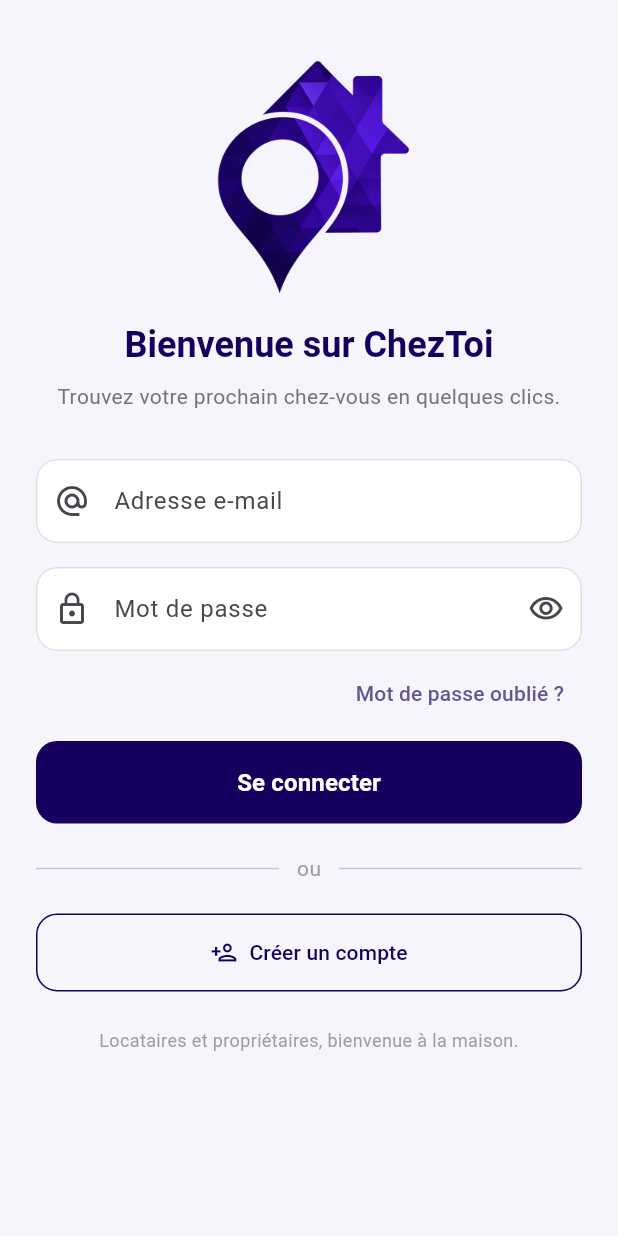
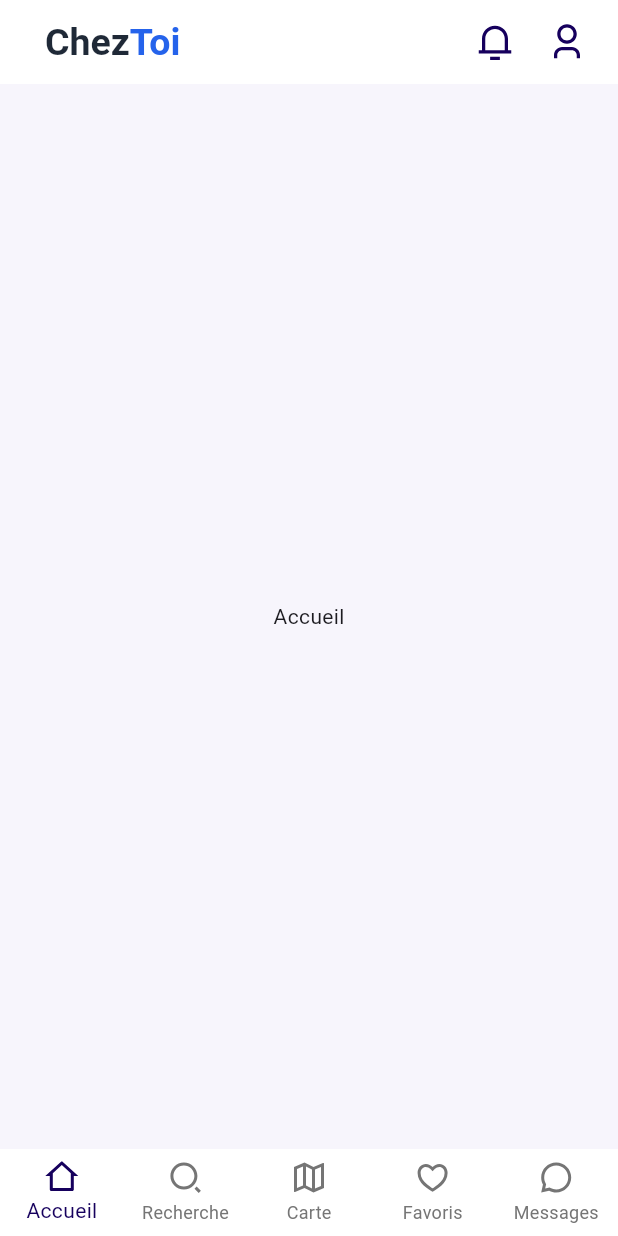
Before and after one commit to BlackHat-crypto02/ChezToi, a Flutter app: the screen it shows after launch, on a phone screen of 412 x 824 dp. Run offline on Flutter 3.47's test engine with Material 3 defaults, Android fonts, the phone set to English and light mode, and no system bars; our stand-ins replace material_ui, remixicon.

Commit message:
ajout des navigation du locataire et evolution sur sa page connection

```diff
--- a/cheztoi/lib/auth/connection.dart
+++ b/cheztoi/lib/auth/connection.dart
@@ -1,4 +1,4 @@
-import 'package:cheztoi/auth/auth_style.dart';
+import 'package:cheztoi/widget/styles.dart';
 import 'package:cheztoi/auth/inscription.dart';
 import 'package:material_ui/material_ui.dart';
 
@@ -63,7 +63,7 @@ class _ConnectionState extends State<Connection> {
   @override
   Widget build(BuildContext context) {
     return Scaffold(
-      backgroundColor: AuthStyle.fond,
+      backgroundColor: Styles.fond,
       body: SafeArea(
         child: LayoutBuilder(
           builder: (context, constraints) {
@@ -92,7 +92,7 @@ class _ConnectionState extends State<Connection> {
                           'Bienvenue sur ChezToi',
                           textAlign: TextAlign.center,
                           style: Theme.of(context).textTheme.headlineSmall?.copyWith(
-                                color: AuthStyle.violet,
+                                color: Styles.violet,
                                 fontWeight: FontWeight.bold,
                               ),
                         ),
@@ -117,10 +117,10 @@ class _ConnectionState extends State<Connection> {
                             prefixIcon: const Icon(Icons.alternate_email),
                             filled: true,
                             fillColor: Colors.white,
-                            border: AuthStyle.border(Colors.grey.shade300),
-                            enabledBorder: AuthStyle.border(Colors.grey.shade300),
+                            border: Styles.border(Colors.grey.shade300),
+                            enabledBorder: Styles.border(Colors.grey.shade300),
                             focusedBorder:
-                                AuthStyle.border(AuthStyle.violet, width: 2),
+                                Styles.border(Styles.violet, width: 2),
                           ),
                           validator: (value) {
                             final text = value?.trim() ?? '';
@@ -146,10 +146,10 @@ class _ConnectionState extends State<Connection> {
                             prefixIcon: const Icon(Icons.lock_outline),
                             filled: true,
                             fillColor: Colors.white,
-                            border: AuthStyle.border(Colors.grey.shade300),
-                            enabledBorder: AuthStyle.border(Colors.grey.shade300),
+                            border: Styles.border(Colors.grey.shade300),
+                            enabledBorder: Styles.border(Colors.grey.shade300),
                             focusedBorder:
-                                AuthStyle.border(AuthStyle.violet, width: 2),
+                                Styles.border(Styles.violet, width: 2),
                             suffixIcon: IconButton(
                               icon: Icon(
                                 _obscurePassword
@@ -185,7 +185,7 @@ class _ConnectionState extends State<Connection> {
                         FilledButton(
                           onPressed: _isLoading ? null : _seConnecter,
                           style: FilledButton.styleFrom(
-                            backgroundColor: AuthStyle.violet,
+                            backgroundColor: Styles.violet,
                             foregroundColor: Colors.white,
                             padding: const EdgeInsets.symmetric(vertical: 16),
                             shape: RoundedRectangleBorder(
@@ -231,8 +231,8 @@ class _ConnectionState extends State<Connection> {
                           icon: const Icon(Icons.person_add_outlined),
                           label: const Text('Créer un compte'),
                           style: OutlinedButton.styleFrom(
-                            foregroundColor: AuthStyle.violet,
-                            side: const BorderSide(color: AuthStyle.violet),
+                            foregroundColor: Styles.violet,
+                            side: const BorderSide(color: Styles.violet),
                             padding: const EdgeInsets.symmetric(vertical: 16),
                             shape: RoundedRectangleBorder(
                               borderRadius: BorderRadius.circular(14),
--- a/cheztoi/lib/main.dart
+++ b/cheztoi/lib/main.dart
@@ -1,4 +1,4 @@
-import 'package:cheztoi/auth/connection.dart';
+import 'package:cheztoi/views/locataire/navigation_locataire.dart';
 import 'package:material_ui/material_ui.dart';
 
 void main() {
@@ -17,7 +17,7 @@ class MyApp extends StatelessWidget {
         colorScheme: .fromSeed(seedColor: const Color(0xFF16005D)),
         useMaterial3: true,
       ),
-      home: const Connection(),
+      home: const NavigationLocataire(),
       debugShowCheckedModeBanner: false,
     );
   }
--- /dev/null
+++ b/cheztoi/lib/views/locataire/navigation_locataire.dart
@@ -0,0 +1,83 @@
+import 'package:cheztoi/views/locataire/ongles/accueil.dart';
+import 'package:cheztoi/widget/styles.dart';
+import 'package:cheztoi/views/locataire/ongles/carte.dart';
+import 'package:cheztoi/views/locataire/ongles/favoris.dart';
+import 'package:cheztoi/views/locataire/ongles/message.dart';
+import 'package:cheztoi/views/locataire/ongles/recherche.dart';
+import 'package:flutter/services.dart';
+import 'package:material_ui/material_ui.dart';
+import 'package:remixicon/remixicon.dart';
+
+class NavigationLocataire extends StatefulWidget {
+  const NavigationLocataire({super.key});
+
+  @override
+  State<NavigationLocataire> createState() => _NavigationLocataireState();
+}
+
+class _NavigationLocataireState extends State<NavigationLocataire> {
+  int selectedIndex = 0;
+
+  static const List<Widget> _pages = [
+    Accueil(),
+    Recherche(),
+    Carte(),
+    Favoris(),
+    Message(),
+  ];
+
+  void onIndexTap(int index) {
+    setState(() => selectedIndex = index);
+  }
+
+  @override
+  Widget build(BuildContext context) {
+    return PopScope(
+      canPop: false,
+      onPopInvokedWithResult: (didPop, result) {
+        if (didPop) return;
+        if (selectedIndex == 0) {
+          SystemNavigator.pop();
+          return;
+        }
+        setState(() => selectedIndex = 0);
+      },
+      child: Scaffold(
+        backgroundColor: Styles.fond,
+        body: _pages[selectedIndex],
+        bottomNavigationBar: BottomNavigationBar(
+          type: BottomNavigationBarType.fixed,
+          currentIndex: selectedIndex,
+          onTap: onIndexTap,
+          showUnselectedLabels: true,
+          selectedItemColor: Styles.violet,
+          unselectedItemColor: Colors.grey.shade600,
+          backgroundColor: Colors.white,
+          elevation: 0,
+          items: const [
+            BottomNavigationBarItem(
+              icon: Icon(RemixIcons.home_2_line),
+              label: 'Accueil',
+            ),
+            BottomNavigationBarItem(
+              icon: Icon(RemixIcons.search_2_line),
+              label: 'Recherche',
+            ),
+            BottomNavigationBarItem(
+              icon: Icon(RemixIcons.map_2_line),
+              label: 'Carte',
+            ),
+            BottomNavigationBarItem(
+              icon: Icon(RemixIcons.heart_3_line),
+              label: 'Favoris',
+            ),
+            BottomNavigationBarItem(
+              icon: Icon(RemixIcons.chat_3_line),
+              label: 'Messages',
+            ),
+          ],
+        ),
+      ),
+    );
+  }
+}
--- /dev/null
+++ b/cheztoi/lib/views/locataire/ongles/accueil.dart
@@ -0,0 +1,71 @@
+import 'package:cheztoi/widget/styles.dart';
+import 'package:material_ui/material_ui.dart';
+import 'package:remixicon/remixicon.dart';
+
+class Accueil extends StatefulWidget {
+  const Accueil({super.key});
+
+  @override
+  State<Accueil> createState() => _AccueilState();
+}
+
+class _AccueilState extends State<Accueil> {
+  @override
+  Widget build(BuildContext context) {
+    return Scaffold(
+      backgroundColor: Styles.fond,
+      appBar: AppBar(
+        automaticallyImplyLeading: false,
+        leading: const SizedBox.shrink(),
+        leadingWidth: 20,
+        titleSpacing: 0,
+        backgroundColor: Colors.white,
+        surfaceTintColor: Colors.white,
+        elevation: 0,
+        title: Padding(
+          padding: const EdgeInsets.all(10),
+          child: Row(
+            children: [
+              RichText(
+                text: const TextSpan(
+                  style: TextStyle(
+                    fontSize: 25,
+                    fontWeight: FontWeight.bold,
+                    color: Styles.texte,
+                  ),
+                  children: [
+                    TextSpan(text: 'Chez'),
+                    TextSpan(
+                      text: 'Toi',
+                      style: TextStyle(color: Styles.bleu),
+                    ),
+                  ],
+                ),
+              ),
+              const Spacer(),
+              IconButton(
+                padding: EdgeInsets.zero,
+                icon: const Icon(
+                  RemixIcons.notification_3_line,
+                  size: 26,
+                  color: Styles.violet,
+                ),
+                onPressed: () {},
+              ),
+              IconButton(
+                padding: EdgeInsets.zero,
+                icon: const Icon(
+                  RemixIcons.user_3_line,
+                  size: 26,
+                  color: Styles.violet,
+                ),
+                onPressed: () {},
+              ),
+            ],
+          ),
+        ),
+      ),
+      body: const Center(child: Text('Accueil')),
+    );
+  }
+}
--- /dev/null
+++ b/cheztoi/lib/views/locataire/ongles/carte.dart
@@ -0,0 +1,16 @@
+import 'package:flutter/widgets.dart';
+import 'package:material_ui/material_ui.dart';
+
+class Carte extends StatefulWidget {
+  const Carte({super.key});
+
+  @override
+  State<Carte> createState() => _CarteState();
+}
+
+class _CarteState extends State<Carte> {
+  @override
+  Widget build(BuildContext context) {
+    return const Center(child: Text('Carte'));
+  }
+}
--- /dev/null
+++ b/cheztoi/lib/views/locataire/ongles/favoris.dart
@@ -0,0 +1,16 @@
+import 'package:flutter/widgets.dart';
+import 'package:material_ui/material_ui.dart';
+
+class Favoris extends StatefulWidget {
+  const Favoris({super.key});
+
+  @override
+  State<Favoris> createState() => _FavorisState();
+}
+
+class _FavorisState extends State<Favoris> {
+  @override
+  Widget build(BuildContext context) {
+    return const Center(child: Text('Favoris'));
+  }
+}
--- /dev/null
+++ b/cheztoi/lib/views/locataire/ongles/recherche.dart
@@ -0,0 +1,16 @@
+import 'package:flutter/widgets.dart';
+import 'package:material_ui/material_ui.dart';
+
+class Recherche extends StatefulWidget {
+  const Recherche({super.key});
+
+  @override
+  State<Recherche> createState() => _RechercheState();
+}
+
+class _RechercheState extends State<Recherche> {
+  @override
+  Widget build(BuildContext context) {
+    return const Center(child: Text('Recherche'));
+  }
+}
--- a/cheztoi/lib/auth/auth_style.dart
+++ b/cheztoi/lib/widget/styles.dart
@@ -1,10 +1,13 @@
 import 'package:material_ui/material_ui.dart';
 
-class AuthStyle {
-  const AuthStyle._();
+/// Styles partagés par toute l'application (auth, navigation, Accueil, ...).
+class Styles {
+  const Styles._();
 
   static const Color violet = Color(0xFF16005D);
+  static const Color bleu = Color(0xFF2563EB);
   static const Color fond = Color(0xFFF7F5FC);
+  static const Color texte = Color(0xFF1F2937);
 
   static OutlineInputBorder border(Color color, {double width = 1}) =>
       OutlineInputBorder(
--- a/cheztoi/pubspec.yaml
+++ b/cheztoi/pubspec.yaml
@@ -35,6 +35,7 @@ dependencies:
   # The following adds the Cupertino Icons font to your application.
   # Use with the CupertinoIcons class for iOS style icons.
   cupertino_icons: ^1.0.8
+  remixicon: ^4.9.3
 
 dev_dependencies:
   flutter_test:
```
Also changed, not shown: cheztoi/lib/auth/inscription.dart (+12 -12 lines), cheztoi/lib/views/locataire/ongles/message.dart (added, +16 -0 lines), cheztoi/pubspec.lock, 1 other file.
